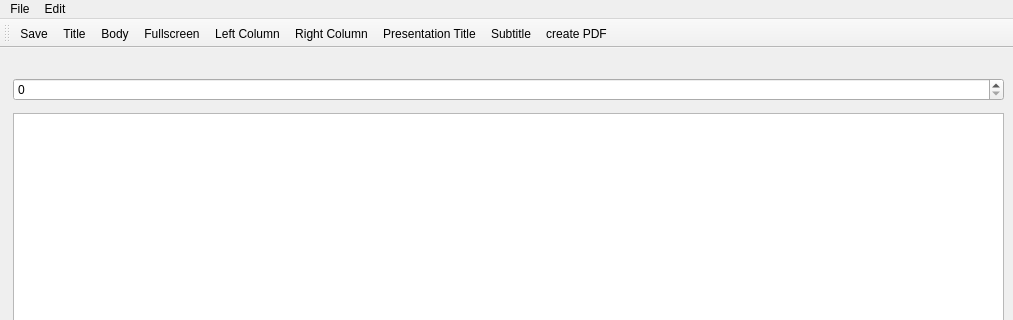
Above: mainwindow.ui from thgier/PotatoPresenter before the change; both pictures show x 0 to 1013 and y 0 to 320 of the 1013 by 686 pixel window. Below: the same form after it.
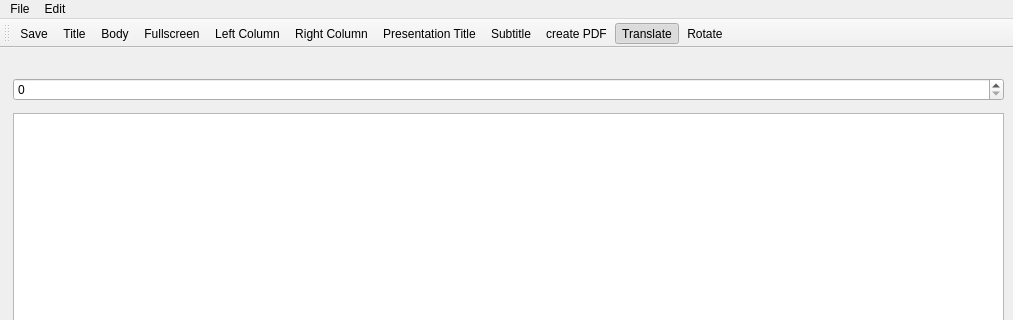
That is the form after the change. Icons and pictures are not drawn. Custom widgets are drawn as their Qt base class.

The edit to the form file:
```diff
--- a/mainwindow.ui
+++ b/mainwindow.ui
@@ -124,6 +124,8 @@
    <addaction name="actionPresentationTitle"/>
    <addaction name="actionSubtitle"/>
    <addaction name="actionCreatePDF"/>
+   <addaction name="actionTranslate"/>
+   <addaction name="actionRotate"/>
   </widget>
   <action name="actionsave">
    <property name="icon">
@@ -247,6 +249,34 @@
     <string>Subtitle</string>
    </property>
   </action>
+  <action name="actionTranslate">
+   <property name="checkable">
+    <bool>true</bool>
+   </property>
+   <property name="checked">
+    <bool>true</bool>
+   </property>
+   <property name="icon">
+    <iconset theme="transform-move"/>
+   </property>
+   <property name="text">
+    <string>Translate</string>
+   </property>
+  </action>
+  <action name="actionRotate">
+   <property name="checkable">
+    <bool>true</bool>
+   </property>
+   <property name="enabled">
+    <bool>true</bool>
+   </property>
+   <property name="icon">
+    <iconset theme="object-rotate-right"/>
+   </property>
+   <property name="text">
+    <string>Rotate</string>
+   </property>
+  </action>
  </widget>
  <customwidgets>
   <customwidget>
```
